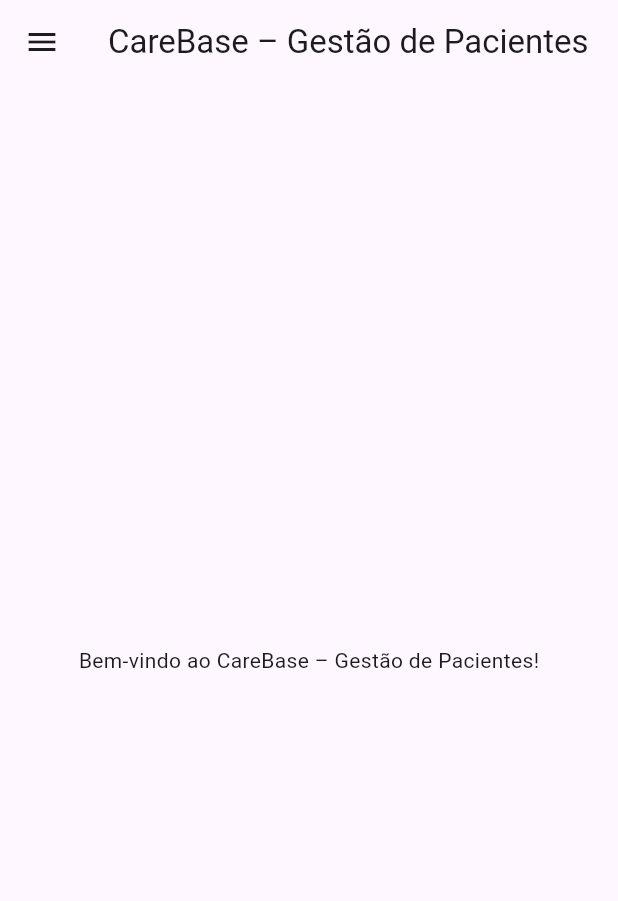
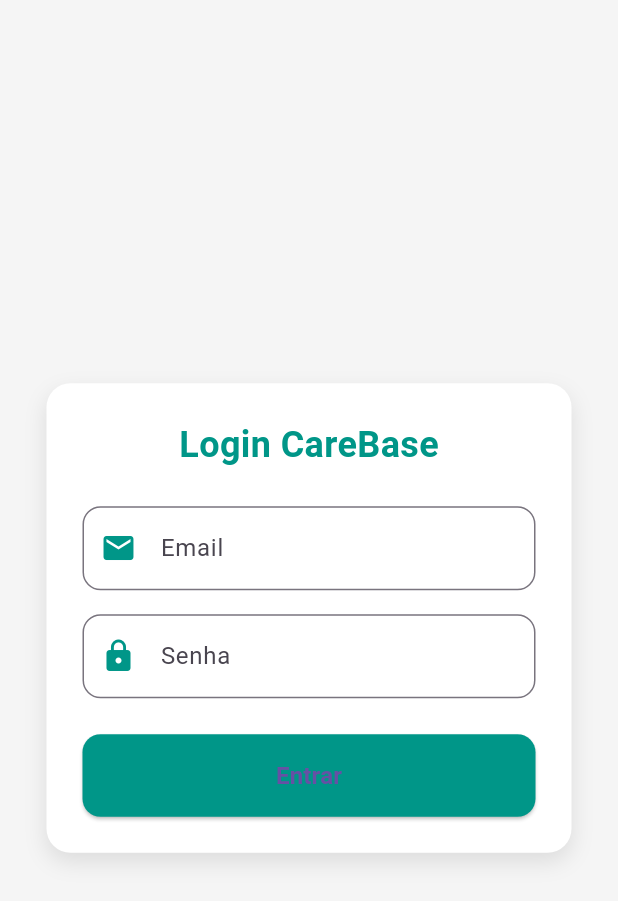
Before and after one commit to DiegoViana90/carebase, a Flutter app: the screen it shows after launch, on a phone screen of 412 x 824 dp. Shown: the top 901 px of the screen. Run offline on Flutter 3.47's test engine with Material 3 defaults, Android fonts, the phone set to English and light mode, and no system bars; our stand-ins replace shared_preferences.

Commit message:
feat: tela de login, fluxo inicial

```diff
--- a/lib/core/theme/theme_provider.dart
+++ /dev/null
@@ -1,30 +0,0 @@
-import 'package:flutter/material.dart';
-import 'package:shared_preferences/shared_preferences.dart';
-import '../services/user_service.dart';
-
-class ThemeProvider with ChangeNotifier {
-  ThemeMode _themeMode = ThemeMode.light;
-
-  ThemeMode get themeMode => _themeMode;
-  bool get isDarkMode => _themeMode == ThemeMode.dark;
-
-  /// Carrega o tema salvo para o userId anônimo
-  Future<void> loadThemeFromPrefs() async {
-    final prefs = await SharedPreferences.getInstance();
-    final userId = await UserService.getOrCreateUserId();
-
-    final isDark = prefs.getBool('theme_$userId') ?? false;
-    _themeMode = isDark ? ThemeMode.dark : ThemeMode.light;
-  }
-
-  /// Altera e salva o tema vinculado ao userId
-  void toggleTheme(bool isDark) async {
-    _themeMode = isDark ? ThemeMode.dark : ThemeMode.light;
-
-    final prefs = await SharedPreferences.getInstance();
-    final userId = await UserService.getOrCreateUserId();
-
-    await prefs.setBool('theme_$userId', isDark);
-    notifyListeners();
-  }
-}
--- a/lib/main.dart
+++ b/lib/main.dart
@@ -1,24 +1,14 @@
-import 'package:carebase/pages/consultations_page.dart';
-import 'package:carebase/pages/patients_page.dart';
 import 'package:flutter/material.dart';
-import 'package:provider/provider.dart';
 
+import 'pages/login_page.dart';
 import 'pages/dashboard_page.dart';
 import 'pages/settings_page.dart';
-import 'core/theme/theme_provider.dart';
+import 'pages/patients_page.dart';
+import 'pages/consultations_page.dart';
 
-void main() async {
+void main() {
   WidgetsFlutterBinding.ensureInitialized();
-
-  final themeProvider = ThemeProvider();
-  await themeProvider.loadThemeFromPrefs(); // Espera o tema salvo carregar
-
-  runApp(
-    ChangeNotifierProvider.value(
-      value: themeProvider,
-      child: const CareBaseApp(),
-    ),
-  );
+  runApp(const CareBaseApp());
 }
 
 class CareBaseApp extends StatelessWidget {
@@ -26,22 +16,20 @@ class CareBaseApp extends StatelessWidget {
 
   @override
   Widget build(BuildContext context) {
-    final themeProvider = Provider.of<ThemeProvider>(context);
-
     return MaterialApp(
       title: 'CareBase',
-      themeMode: themeProvider.themeMode,
       theme: ThemeData(
         primarySwatch: Colors.teal,
         brightness: Brightness.light,
       ),
       darkTheme: ThemeData.dark(),
-      initialRoute: '/',
+      initialRoute: '/login',  // <-- login primeiro
       routes: {
-        '/': (context) => const DashboardPage(),
+        '/login': (context) => const LoginPage(),
+        '/dashboard': (context) => const DashboardPage(),
         '/config': (context) => const SettingsPage(),
-        '/pacientes': (context) => const PatientsPage(), // NOVA ROTA AQUI
-          '/consultas': (context) => const ConsultationsPage()
+        '/pacientes': (context) => const PatientsPage(),
+        '/consultas': (context) => const ConsultationsPage(),
       },
     );
   }
--- /dev/null
+++ b/lib/pages/Login_Page.dart
@@ -0,0 +1,147 @@
+import 'package:flutter/material.dart';
+
+class LoginPage extends StatefulWidget {
+  const LoginPage({super.key});
+
+  @override
+  State<LoginPage> createState() => _LoginPageState();
+}
+
+class _LoginPageState extends State<LoginPage> {
+  final _formKey = GlobalKey<FormState>();
+  final _emailController = TextEditingController();
+  final _passwordController = TextEditingController();
+
+  bool _loading = false;
+  String? _errorMessage;
+
+  void _login() {
+    if (_formKey.currentState!.validate()) {
+      setState(() {
+        _loading = true;
+        _errorMessage = null;
+      });
+
+      Future.delayed(const Duration(seconds: 1), () {
+        setState(() {
+          _loading = false;
+        });
+
+        final email = _emailController.text.trim();
+        final password = _passwordController.text;
+
+        if (email == 'admin@carebase.com' && password == '123456') {
+          Navigator.pushReplacementNamed(context, '/');
+        } else {
+          setState(() {
+            _errorMessage = 'Email ou senha incorretos.';
+          });
+        }
+      });
+    }
+  }
+
+  @override
+  Widget build(BuildContext context) {
+    return Scaffold(
+      backgroundColor: Colors.grey[100], // fundo suave
+      body: Center(
+        child: SingleChildScrollView(
+          child: Container(
+            width: 350,
+            padding: const EdgeInsets.all(24),
+            decoration: BoxDecoration(
+              color: Colors.white,
+              borderRadius: BorderRadius.circular(16),
+              boxShadow: [
+                BoxShadow(
+                  color: Colors.black.withOpacity(0.1),
+                  blurRadius: 12,
+                  offset: const Offset(0, 6),
+                ),
+              ],
+            ),
+            child: Form(
+              key: _formKey,
+              child: Column(
+                mainAxisSize: MainAxisSize.min,
+                children: [
+                  const Text(
+                    'Login CareBase',
+                    style: TextStyle(
+                      fontSize: 24,
+                      fontWeight: FontWeight.bold,
+                      color: Colors.teal,
+                    ),
+                  ),
+                  const SizedBox(height: 24),
+                  TextFormField(
+                    controller: _emailController,
+                    decoration: InputDecoration(
+                      labelText: 'Email',
+                      prefixIcon: const Icon(Icons.email, color: Colors.teal),
+                      border: OutlineInputBorder(
+                        borderRadius: BorderRadius.circular(12),
+                      ),
+                    ),
+                    keyboardType: TextInputType.emailAddress,
+                    validator: (value) {
+                      if (value == null || value.isEmpty) return 'Informe o email';
+                      if (!value.contains('@')) return 'Email inválido';
+                      return null;
+                    },
+                  ),
+                  const SizedBox(height: 16),
+                  TextFormField(
+                    controller: _passwordController,
+                    decoration: InputDecoration(
+                      labelText: 'Senha',
+                      prefixIcon: const Icon(Icons.lock, color: Colors.teal),
+                      border: OutlineInputBorder(
+                        borderRadius: BorderRadius.circular(12),
+                      ),
+                    ),
+                    obscureText: true,
+                    validator: (value) {
+                      if (value == null || value.isEmpty) return 'Informe a senha';
+                      if (value.length < 4) return 'Senha muito curta';
+                      return null;
+                    },
+                  ),
+                  const SizedBox(height: 24),
+                  if (_errorMessage != null) ...[
+                    Text(_errorMessage!, style: const TextStyle(color: Colors.red)),
+                    const SizedBox(height: 16),
+                  ],
+                  SizedBox(
+                    width: double.infinity,
+                    child: ElevatedButton(
+                      onPressed: _loading ? null : _login,
+                      style: ElevatedButton.styleFrom(
+                        backgroundColor: Colors.teal,
+                        padding: const EdgeInsets.symmetric(vertical: 16),
+                        shape: RoundedRectangleBorder(
+                          borderRadius: BorderRadius.circular(12),
+                        ),
+                      ),
+                      child: _loading
+                          ? const SizedBox(
+                              height: 24,
+                              width: 24,
+                              child: CircularProgressIndicator(color: Colors.white, strokeWidth: 3),
+                            )
+                          : const Text(
+                              'Entrar',
+                              style: TextStyle(fontSize: 16, fontWeight: FontWeight.bold),
+                            ),
+                    ),
+                  ),
+                ],
+              ),
+            ),
+          ),
+        ),
+      ),
+    );
+  }
+}
```
Also changed, not shown: lib/core/helper/database_helper.dart (deleted, +0 -36 lines), lib/pages/settings_page.dart (+2 -14 lines).
